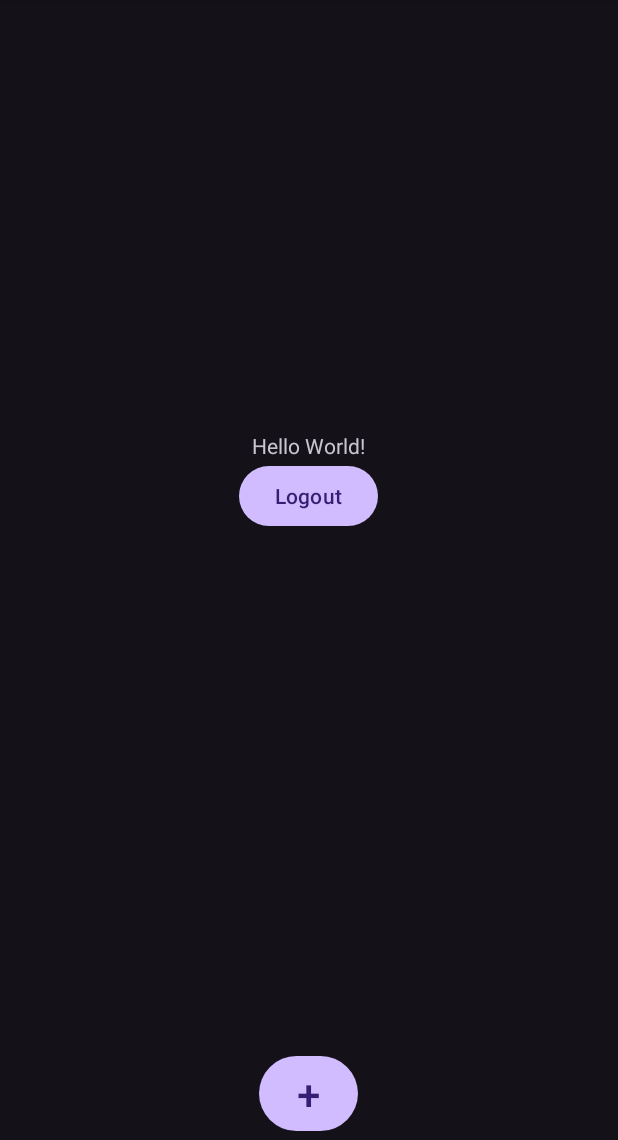
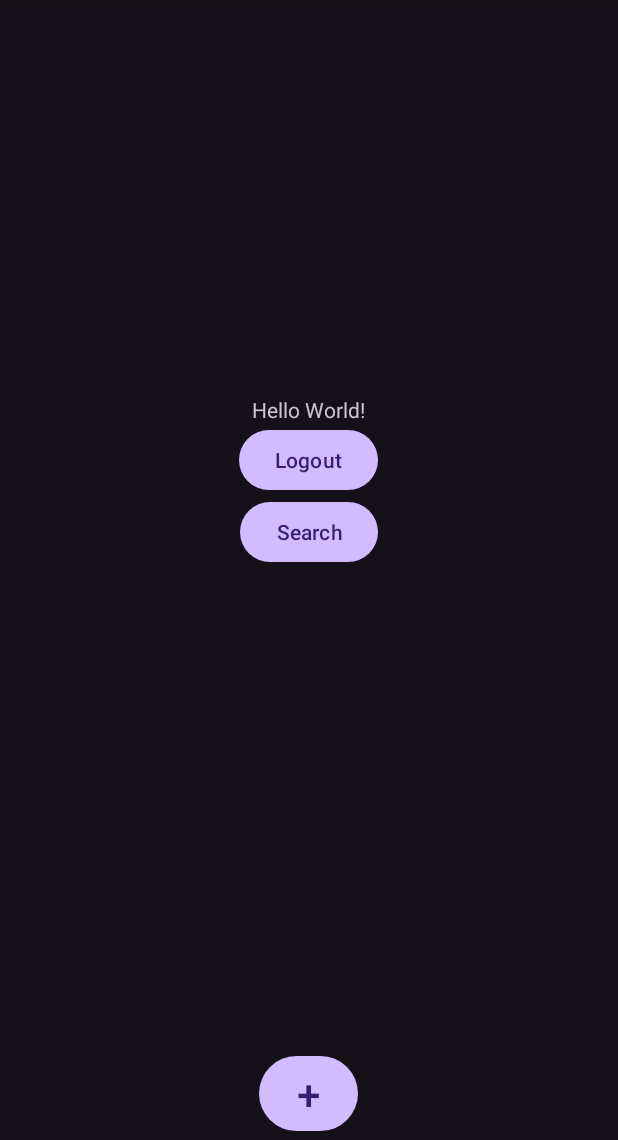
Before and after one commit to RobertFlan02/FitFinder, an Android app: the screen it shows after launch once a user with an empty profile is signed in (MainActivity), on a phone screen of 412 x 824 dp, the part 96-1236 px from its top. Run offline under Robolectric (Android 15) with nearby library versions, the phone set to English and light mode, and no system bars; our stand-ins replace Firebase (no records; nobody signed in at launch, a user with empty details on screens opened directly).

Commit message:
Finished searching
- Added Search class to AndroidManifest
- Added search button to main activity. Renamed buttons to have more accurate name.
- Added string "search" to resource dictionary in strngs.xml

```diff
--- a/app/src/main/AndroidManifest.xml
+++ b/app/src/main/AndroidManifest.xml
@@ -19,6 +19,11 @@
             android:theme="@style/Theme.Material3.Dark.NoActionBar"
             android:exported="false" />
         <activity
+            android:name=".search.Search"
+            android:parentActivityName=".MainActivity"
+            android:theme="@style/Theme.Material3.Dark"
+            android:exported="true" />
+        <activity
             android:name=".Login"
             android:theme="@style/Theme.Material3.Dark.NoActionBar"
             android:exported="true" >
--- a/app/src/main/java/vinigarstudios/fitfinder/MainActivity.java
+++ b/app/src/main/java/vinigarstudios/fitfinder/MainActivity.java
@@ -26,9 +26,11 @@ import com.google.firebase.storage.StorageReference;
 import com.google.firebase.storage.UploadTask;
 import java.io.ByteArrayOutputStream;
 
+import vinigarstudios.fitfinder.search.Search;
+
 public class MainActivity extends AppCompatActivity {
     FirebaseAuth auth;
-    Button button, uploadButton;
+    Button logoutButton, uploadButton, searchButton;
     ImageView imageView;
     FirebaseUser user;
     FirebaseFirestore db;
@@ -43,9 +45,10 @@ public class MainActivity extends AppCompatActivity {
         super.onCreate(savedInstanceState);
         setContentView(R.layout.activity_main);
         auth = FirebaseAuth.getInstance();
-        button = findViewById(R.id.logout);
+        logoutButton = findViewById(R.id.logoutButton);
         imageView = findViewById(R.id.imageView);
-        uploadButton = findViewById(R.id.button);
+        uploadButton = findViewById(R.id.uploadButton);
+        searchButton = findViewById(R.id.searchButton);
         db = FirebaseFirestore.getInstance();
         user = auth.getCurrentUser();
         storageRef = FirebaseStorage.getInstance().getReference().child("uploadedPhotos");
@@ -56,7 +59,7 @@ public class MainActivity extends AppCompatActivity {
             finish();
         }
 
-        button.setOnClickListener(new View.OnClickListener() {
+        logoutButton.setOnClickListener(new View.OnClickListener() {
             @Override
             public void onClick(View v) {
                 FirebaseAuth.getInstance().signOut();
@@ -65,6 +68,15 @@ public class MainActivity extends AppCompatActivity {
                 finish();
             }
         });
+
+        searchButton.setOnClickListener(new View.OnClickListener() {
+            @Override
+            public void onClick(View v) {
+                Intent intent = new Intent(getApplicationContext(), Search.class);
+                startActivity(intent);
+            }
+        });
+
 
         uploadButton.setOnClickListener(new View.OnClickListener() {
             @Override
--- a/app/src/main/res/layout/activity_main.xml
+++ b/app/src/main/res/layout/activity_main.xml
@@ -19,10 +19,17 @@
             android:text="Hello World!" />
 
         <Button
-            android:id="@+id/logout"
+            android:id="@+id/logoutButton"
             android:layout_width="wrap_content"
             android:layout_height="wrap_content"
             android:text="@string/logout" />
+
+        <Button
+            android:id="@+id/searchButton"
+            android:layout_width="wrap_content"
+            android:layout_height="wrap_content"
+            android:text="Search" />
+
 
         <ImageView
             android:id="@+id/imageView"
@@ -34,7 +41,7 @@
     </LinearLayout>
 
     <Button
-        android:id="@+id/button"
+        android:id="@+id/uploadButton"
         android:layout_width="66dp"
         android:layout_height="wrap_content"
         android:layout_alignParentBottom="true"
--- a/app/src/main/res/values/strings.xml
+++ b/app/src/main/res/values/strings.xml
@@ -7,4 +7,5 @@
     <string name="click_to_login">Click to Login</string>
     <string name="click_to_register">Click to register</string>
     <string name="logout">Logout</string>
+    <string name="search" />
 </resources>
```
Also changed, not shown: app/src/main/java/vinigarstudios/fitfinder/search/Search.java (added, +68 -0 lines), app/src/main/res/layout/activity_search.xml (added, +14 -0 lines), app/src/main/res/menu/search_view_menu.xml (added, +13 -0 lines).
